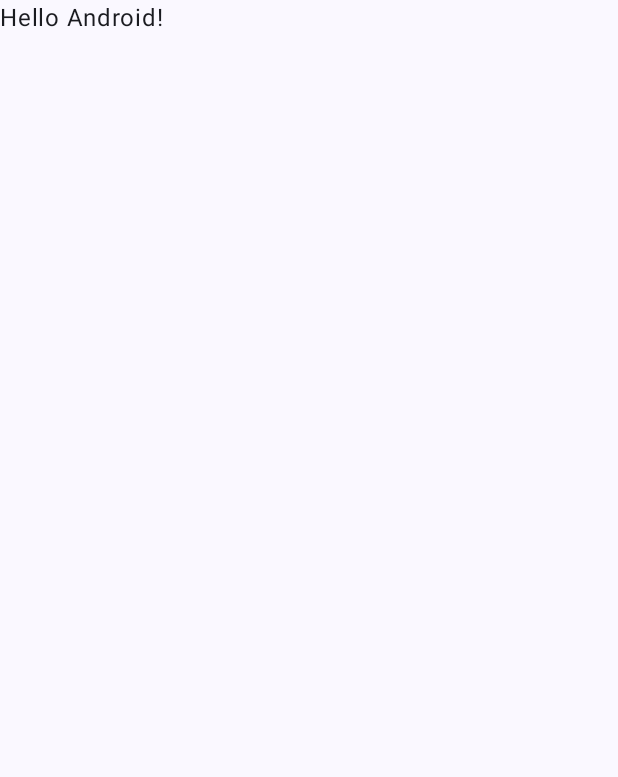
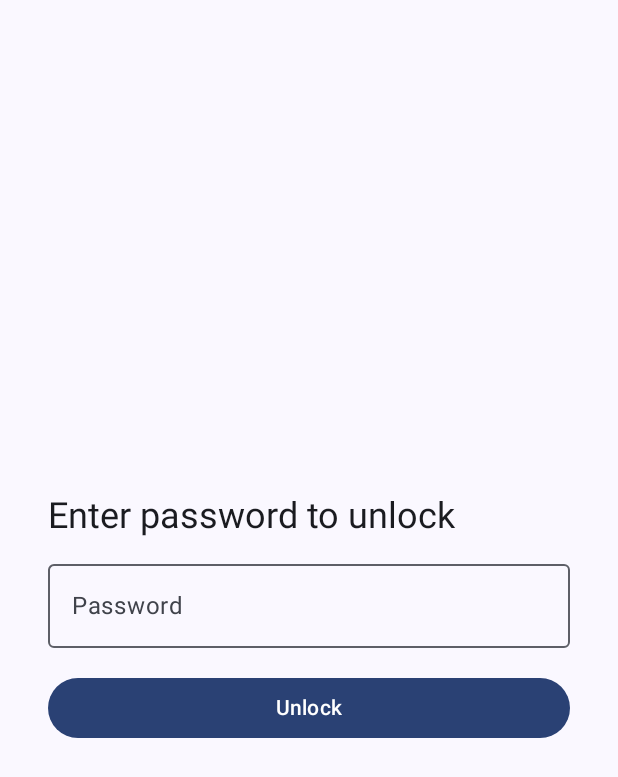
Before and after one commit to nethical6/LockLock, an Android app built with Jetpack Compose: the AppLockActivity screen opened directly, with no data from a screen before it, on a phone screen of 412 x 824 dp. Before the commit the part shown is almost empty. Shown: the top 777 px of the screen. Run offline under Robolectric (Android 15) with nearby library versions, the phone set to English and light mode, and no system bars.

```diff
--- a/app/src/main/AndroidManifest.xml
+++ b/app/src/main/AndroidManifest.xml
@@ -27,7 +27,6 @@
             android:name=".MainActivity"
             android:exported="true"
             android:label="@string/app_name"
-
             android:theme="@style/Theme.LockLock">
             <intent-filter>
                 <action android:name="android.intent.action.MAIN" />
--- a/app/src/main/java/nethical/locklock/AppLockActivity.kt
+++ b/app/src/main/java/nethical/locklock/AppLockActivity.kt
@@ -1,29 +1,42 @@
 package nethical.locklock
 
+import android.content.Intent
 import android.os.Bundle
+import android.provider.LiveFolders.INTENT
+import android.widget.Toast
 import androidx.activity.ComponentActivity
 import androidx.activity.compose.setContent
-import androidx.activity.enableEdgeToEdge
-import androidx.compose.foundation.layout.fillMaxSize
-import androidx.compose.foundation.layout.padding
-import androidx.compose.material3.Scaffold
-import androidx.compose.material3.Text
-import androidx.compose.runtime.Composable
+import androidx.compose.foundation.background
+import androidx.compose.foundation.layout.*
+import androidx.compose.foundation.text.KeyboardOptions
+import androidx.compose.material3.*
+import androidx.compose.runtime.*
 import androidx.compose.ui.Modifier
-import androidx.compose.ui.tooling.preview.Preview
+import androidx.compose.ui.graphics.Color
+import androidx.compose.ui.platform.LocalContext
+import androidx.compose.ui.text.input.KeyboardType
+import androidx.compose.ui.unit.dp
+import nethical.locklock.services.AppLockerService
+import nethical.locklock.services.INTENT_ACTION_APP_UNLOCKED
 import nethical.locklock.ui.theme.LockLockTheme
 
 class AppLockActivity : ComponentActivity() {
     override fun onCreate(savedInstanceState: Bundle?) {
         super.onCreate(savedInstanceState)
-        enableEdgeToEdge()
+        val lockedPackage = intent.getStringExtra("locked_package") ?: ""
+
         setContent {
             LockLockTheme {
-                Scaffold(modifier = Modifier.fillMaxSize()) { innerPadding ->
-                    Greeting(
-                        name = "Android",
-                        modifier = Modifier.padding(innerPadding)
-                    )
+                Surface(modifier = Modifier.fillMaxSize()) {
+                    LockScreen(packageNameToUnlock = lockedPackage) {
+                        // Unlock logic
+                        val intent = Intent(INTENT_ACTION_APP_UNLOCKED).apply {
+                            putExtra("packageName", lockedPackage)
+                        }
+                        sendBroadcast(intent)
+
+                        finishAffinity()
+                    }
                 }
             }
         }
@@ -31,17 +44,43 @@ class AppLockActivity : ComponentActivity() {
 }
 
 @Composable
-fun Greeting(name: String, modifier: Modifier = Modifier) {
-    Text(
-        text = "Hello $name!",
-        modifier = modifier
-    )
-}
+fun LockScreen(packageNameToUnlock: String, onUnlock: () -> Unit) {
+    val context = LocalContext.current
+    var input by remember { mutableStateOf("") }
 
-@Preview(showBackground = true)
-@Composable
-fun GreetingPreview() {
-    LockLockTheme {
-        Greeting("Locked lmao")
+    Column(
+        modifier = Modifier
+            .fillMaxSize()
+            .background(MaterialTheme.colorScheme.background)
+            .padding(32.dp),
+        verticalArrangement = Arrangement.Center
+    ) {
+        Text("Enter password to unlock", style = MaterialTheme.typography.headlineSmall)
+
+        Spacer(modifier = Modifier.height(16.dp))
+
+        OutlinedTextField(
+            value = input,
+            onValueChange = { input = it },
+            placeholder = { Text("Password") },
+            keyboardOptions = KeyboardOptions(keyboardType = KeyboardType.Number),
+            singleLine = true,
+            modifier = Modifier.fillMaxWidth()
+        )
+
+        Spacer(modifier = Modifier.height(16.dp))
+
+        Button(
+            onClick = {
+                if (input == "123") {
+                    onUnlock()
+                } else {
+                    Toast.makeText(context, "Incorrect password", Toast.LENGTH_SHORT).show()
+                }
+            },
+            modifier = Modifier.fillMaxWidth()
+        ) {
+            Text("Unlock")
+        }
     }
 }
--- a/app/src/main/res/xml/app_locker_service.xml
+++ b/app/src/main/res/xml/app_locker_service.xml
@@ -1,6 +1,6 @@
 <accessibility-service
     xmlns:android="http://schemas.android.com/apk/res/android"
-    android:accessibilityEventTypes="typeWindowStateChanged|typeWindowsChanged"
+    android:accessibilityEventTypes="typeWindowStateChanged|typeWindowContentChanged"
     android:accessibilityFeedbackType="feedbackGeneric"
     android:notificationTimeout="100"
     android:canRetrieveWindowContent="false"
```
Also changed, not shown: app/src/main/java/nethical/locklock/services/AppLockerService.kt (+15 -12 lines).
